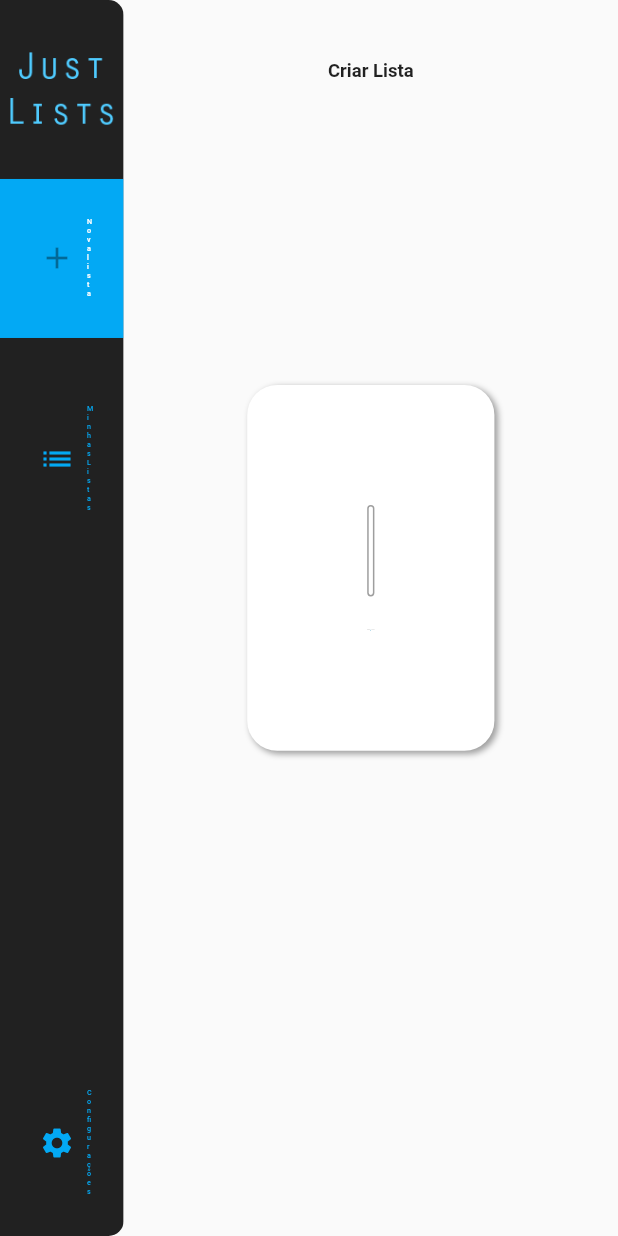
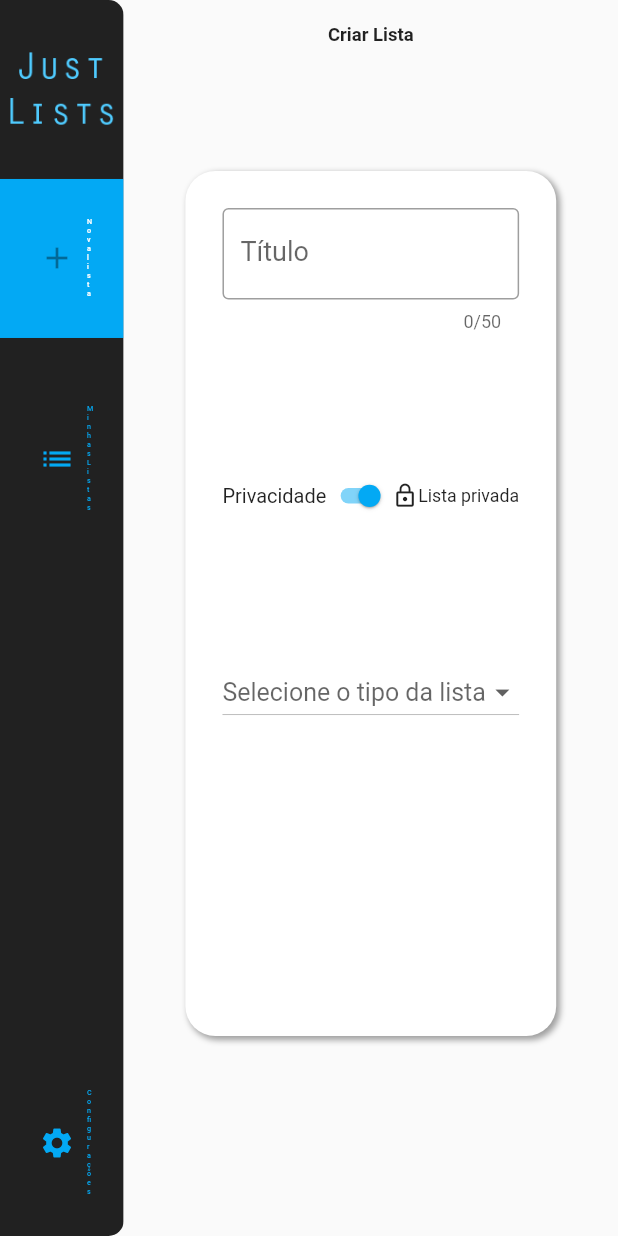
Before and after one commit to jgdml/Lists, a Flutter app: the CreateList screen opened by its route, on a phone screen of 412 x 824 dp. Run offline on Flutter 3.47's test engine with Material 2 defaults, Android fonts, the phone set to English and light mode, and no system bars.

Commit message:
Novo componente / inicio tipo da lista

```diff
--- a/lib/view/create_list.dart
+++ b/lib/view/create_list.dart
@@ -1,4 +1,5 @@
 import 'package:flutter/material.dart';
+import 'package:just_lists/view/widget/decorated_container.dart';
 import 'package:just_lists/view/widget/page_title.dart';
 import 'package:just_lists/view/widget/responsive_text.dart';
 
@@ -49,10 +50,21 @@ class _CreateListState extends State<CreateList> {
         );
     }
 
+    Widget typeField(){
+        return FittedBox(
+          child: DropdownButton(
+              items: ['tipo 1 ', 'tipo2'].map((var val) {
+                  return DropdownMenuItem(value: val, child: Text(val));
+              }).toList(),
+              onChanged: (a) => null,
+              hint: Text('Selecione o tipo da lista'),
+              style: TextStyle(fontSize: 18),
+          ),
+        );
+    }
+
     @override
     Widget build(BuildContext context) {
-        var sizeW = MediaQuery.of(context).size.width * 0.4;
-
 
         return Scaffold(
             body: Center(
@@ -65,22 +77,22 @@ class _CreateListState extends State<CreateList> {
 
                         Spacer(flex: 5),
 
-                        Container(
-                            width: sizeW,
-
-                            decoration: BoxDecoration(
-                                color: Colors.white,
-                                borderRadius: BorderRadius.all(Radius.circular(20)),
-                                boxShadow: [BoxShadow(color: Colors.grey, blurRadius: 3, offset: Offset(2, 2))]
-                            ),
-                            padding: EdgeInsets.all(80),
-
+                        DecoratedContainer(
                             child: Form(
                                 key: _formState,
                                 child: Column(
                                     children: [
                                         titleField(),
+
+                                        Spacer(),
+
                                         privacyField(),
+
+                                        Spacer(),
+
+                                        typeField(),
+
+                                        Spacer(flex: 2)
                                     ],
                                 ),
                             ),
--- /dev/null
+++ b/lib/view/widget/decorated_container.dart
@@ -0,0 +1,27 @@
+import 'package:flutter/material.dart';
+
+class DecoratedContainer extends StatelessWidget {
+    const DecoratedContainer({ Key? key, required this.child }) : super(key: key);
+
+    final Widget child;
+
+    @override
+    Widget build(BuildContext context) {
+        var sizeW = MediaQuery.of(context).size.width * 0.6;
+        var sizeH = MediaQuery.of(context).size.height * 0.7;
+
+        return Container(
+            width: sizeW,
+            height: sizeH,
+
+            decoration: BoxDecoration(
+                color: Colors.white,
+                borderRadius: BorderRadius.all(Radius.circular(20)),
+                boxShadow: [BoxShadow(color: Colors.grey, blurRadius: 3, offset: Offset(2, 2))]
+            ),
+            padding: EdgeInsets.all(sizeW * 0.1),
+
+            child: child
+        );
+    }
+}
```
